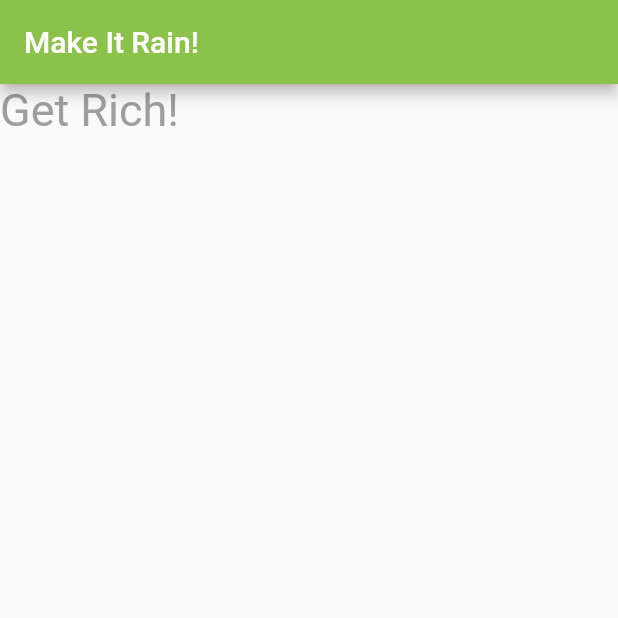
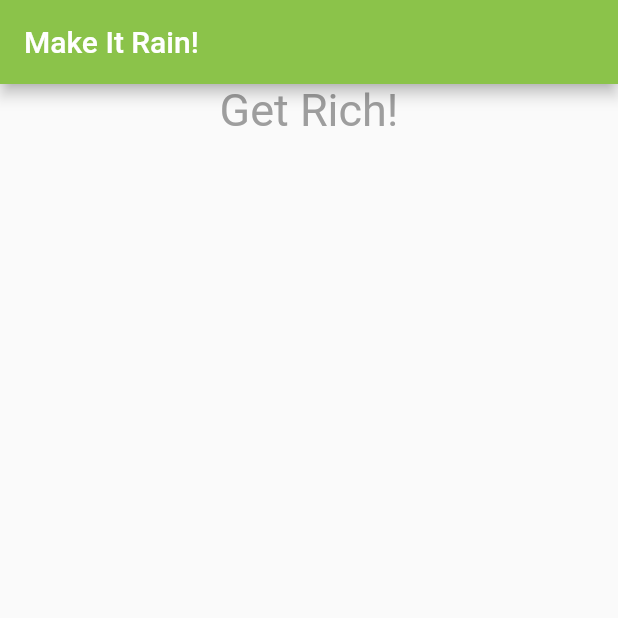
Before and after one commit to ashenmalaka/Flutter_Stateful_App-Make-It-Rain, a Flutter app: the screen it shows after launch, on a phone screen of 412 x 824 dp, the top half of it. Run offline on Flutter 3.47's test engine with Material 2 defaults, Android fonts, the phone set to English and light mode, and no system bars.

Commit message:
Repositioned title to center

```diff
--- a/lib/ui/make_it_rain.dart
+++ b/lib/ui/make_it_rain.dart
@@ -21,12 +21,14 @@ class MakeItRainState extends State<MakeItRain> {
           child: new Column(
             children: <Widget>[
               //title
-              new Text("Get Rich!",
+              new Center(
+                child: new Text("Get Rich!",
                 style: new TextStyle(
                   color: Colors.grey,
                   fontWeight: FontWeight.w400,
                   fontSize: 30,
                 ),
+               ),
               )
             ],
           ),
```
